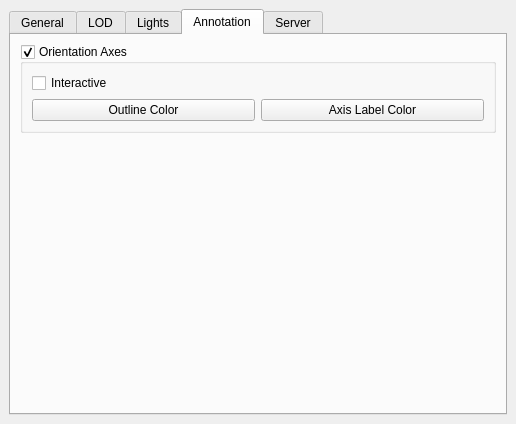
The window that Qt/Components/Resources/UI/pq3DViewPropertiesWidget.ui (wildmichael/ParaView3-enhancements-old) describes before a commit, drawn with Qt 5.
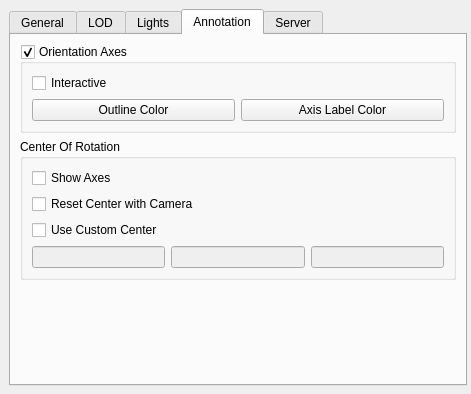
The same window after the commit. The open tabs and pages were chosen to show the change. Custom widgets are drawn as their Qt base class.

Commit message: ENH: Fixes BUG #4096. Added Center Axes actor along with GUI to change paratmeters on the axes (which is added to the "Settings" dialog, under Annotation tab).

```diff
--- a/Qt/Components/Resources/UI/pq3DViewPropertiesWidget.ui
+++ b/Qt/Components/Resources/UI/pq3DViewPropertiesWidget.ui
@@ -5,22 +5,22 @@
    <rect>
     <x>0</x>
     <y>0</y>
-    <width>516</width>
-    <height>424</height>
+    <width>471</width>
+    <height>394</height>
    </rect>
   </property>
   <property name="windowTitle" >
    <string>3D View Properties Dialog</string>
   </property>
-  <layout class="QGridLayout" >
-   <property name="margin" >
-    <number>9</number>
-   </property>
-   <property name="spacing" >
-    <number>6</number>
-   </property>
-   <item row="0" column="0" >
     <widget class="QTabWidget" name="tabWidget" >
+   <property name="geometry" >
+    <rect>
+     <x>9</x>
+     <y>9</y>
+     <width>458</width>
+     <height>377</height>
+    </rect>
+   </property>
      <property name="currentIndex" >
       <number>0</number>
      </property>
@@ -1189,6 +1189,18 @@
       <attribute name="title" >
        <string>Annotation</string>
       </attribute>
+    <layout class="QGridLayout" >
+     <property name="margin" >
+      <number>9</number>
+     </property>
+     <property name="spacing" >
+      <number>6</number>
+     </property>
+     <item row="1" column="0" >
+      <widget class="QGroupBox" name="groupBox_3" >
+       <property name="title" >
+        <string>Center Of Rotation</string>
+       </property>
       <layout class="QVBoxLayout" >
        <property name="margin" >
         <number>9</number>
@@ -1197,6 +1209,80 @@
         <number>6</number>
        </property>
        <item>
+         <widget class="QCheckBox" name="CenterAxesVisibility" >
+          <property name="toolTip" >
+           <string>Toggle visibility of center of rotation axes.</string>
+          </property>
+          <property name="text" >
+           <string>Show Axes</string>
+          </property>
+         </widget>
+        </item>
+        <item>
+         <widget class="QCheckBox" name="AutoResetCenterOfRotation" >
+          <property name="toolTip" >
+           <string>Reset center of rotation when camera is reset.</string>
+          </property>
+          <property name="text" >
+           <string>Reset Center with Camera</string>
+          </property>
+         </widget>
+        </item>
+        <item>
+         <widget class="QCheckBox" name="CustomCenter" >
+          <property name="text" >
+           <string>Use Custom Center</string>
+          </property>
+         </widget>
+        </item>
+        <item>
+         <layout class="QHBoxLayout" >
+          <property name="margin" >
+           <number>0</number>
+          </property>
+          <property name="spacing" >
+           <number>6</number>
+          </property>
+          <item>
+           <widget class="QLineEdit" name="CenterX" >
+            <property name="enabled" >
+             <bool>false</bool>
+            </property>
+           </widget>
+          </item>
+          <item>
+           <widget class="QLineEdit" name="CenterY" >
+            <property name="enabled" >
+             <bool>false</bool>
+            </property>
+           </widget>
+          </item>
+          <item>
+           <widget class="QLineEdit" name="CenterZ" >
+            <property name="enabled" >
+             <bool>false</bool>
+            </property>
+           </widget>
+          </item>
+         </layout>
+        </item>
+       </layout>
+      </widget>
+     </item>
+     <item row="2" column="0" >
+      <spacer>
+       <property name="orientation" >
+        <enum>Qt::Vertical</enum>
+       </property>
+       <property name="sizeHint" >
+        <size>
+         <width>20</width>
+         <height>40</height>
+        </size>
+       </property>
+      </spacer>
+     </item>
+     <item row="0" column="0" >
         <widget class="QGroupBox" name="OrientationAxes" >
          <property name="title" >
           <string>Orientation Axes</string>
@@ -1263,19 +1349,6 @@
          </layout>
         </widget>
        </item>
-       <item>
-        <spacer>
-         <property name="orientation" >
-          <enum>Qt::Vertical</enum>
-         </property>
-         <property name="sizeHint" >
-          <size>
-           <width>20</width>
-           <height>40</height>
-          </size>
-         </property>
-        </spacer>
-       </item>
       </layout>
      </widget>
      <widget class="QWidget" name="tab_4" >
@@ -1526,8 +1599,6 @@
       </layout>
      </widget>
     </widget>
-   </item>
-  </layout>
  </widget>
  <customwidgets>
   <customwidget>
```
Left out of the diff: 48 changed lines with no effect on the pictures. Lines whose indentation alone changed are shown as unchanged. The commit also changes 6 other files.
